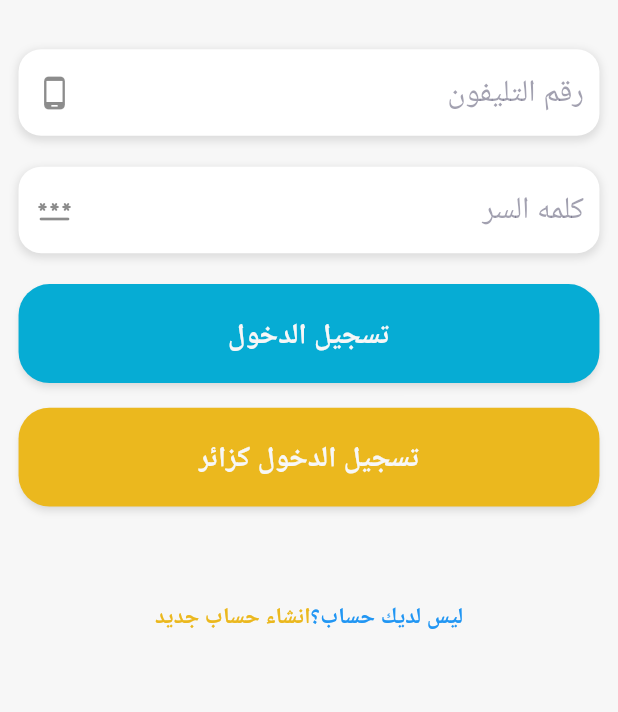
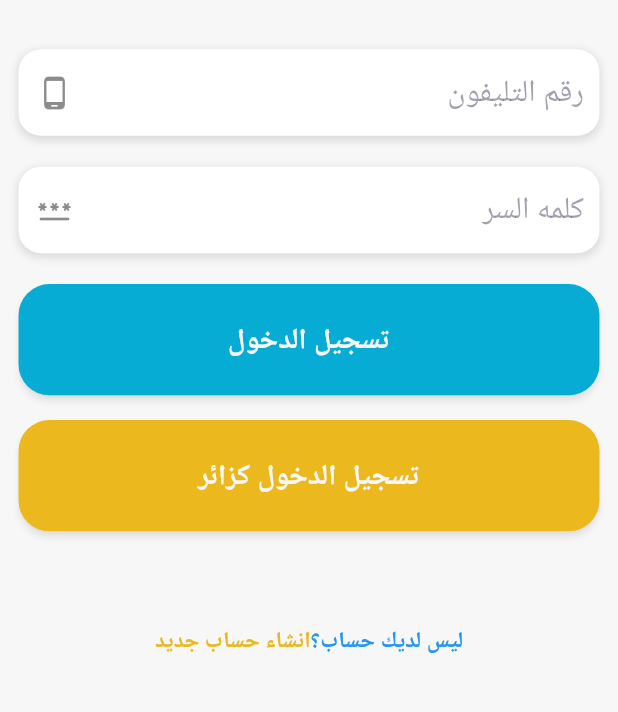
Before and after one commit to seifAfya123/EGBuss, a Flutter app: the screen it shows after launch, on a phone screen of 412 x 824 dp, the part 354-1066 px from its top. Run offline on Flutter 3.47's test engine with Material 2 defaults, Android fonts, the phone set to English and light mode, and no system bars; our stand-ins replace bloc, dio, easy_localization, flutter_bloc, flutter_phoenix, flutter_slidable and 4 more; missing offline and left inert: dart:html.

```diff
--- a/lib/presentation/widget/custom_elevated_button.dart
+++ b/lib/presentation/widget/custom_elevated_button.dart
@@ -22,7 +22,7 @@ class CustomElevatedButton extends StatelessWidget {
   @override
   Widget build(BuildContext context) {
     return SizedBox(
-      height: 8.h,
+      height: 9.h,
       child: ElevatedButton(
         onPressed: otpressFunction,
         style: ElevatedButton.styleFrom(
```
Also changed, not shown: 3 other files.
